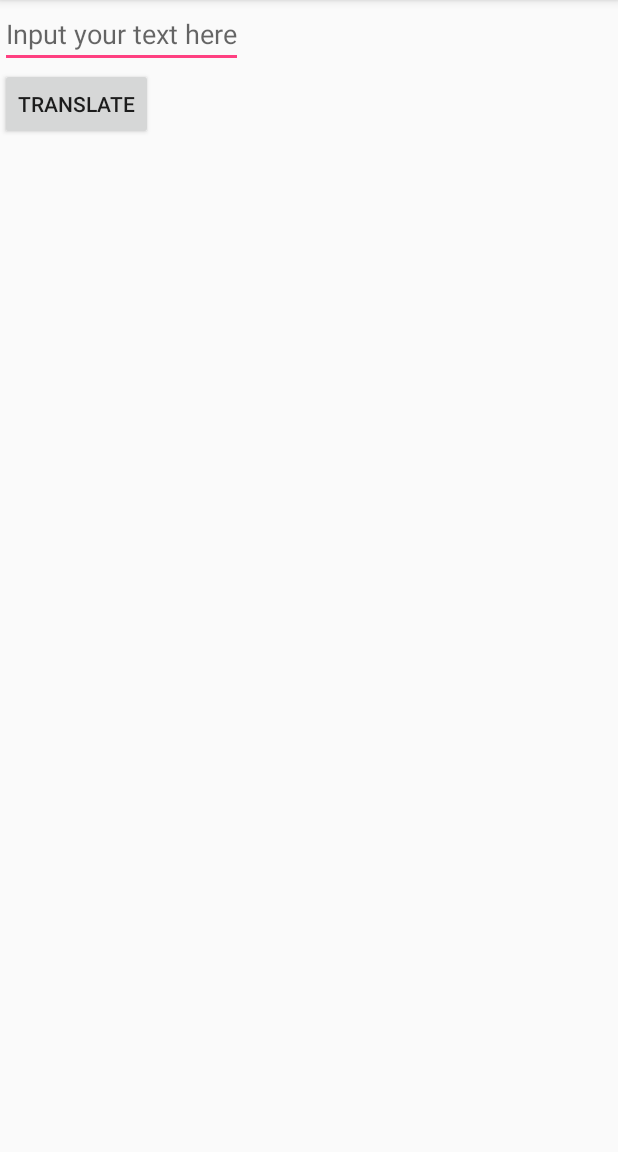
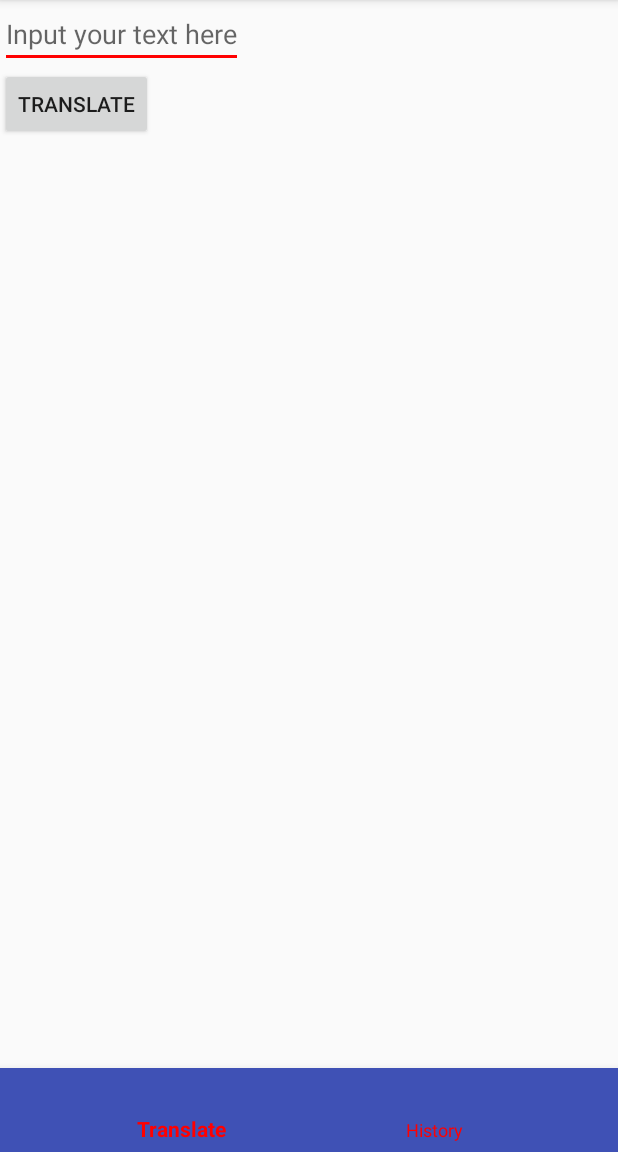
Before and after one commit to v1sar/translator, an Android app: the screen it shows after launch (TranslatorActivity before the commit, MainActivity after it), on a phone screen of 412 x 824 dp, the part 84-1236 px from its top. Run offline under Robolectric (Android 15) with nearby library versions, the phone set to English and light mode, and no system bars; our stand-ins replace ButterKnife, Dagger/Hilt's generated code, Room's generated code, RxJava.

Commit message:
1. Refactored to fragments 2. added history fragment 3. minor changes to UI --- TODO: do proper layers for history fragment

```diff
--- a/app/src/main/AndroidManifest.xml
+++ b/app/src/main/AndroidManifest.xml
@@ -12,13 +12,12 @@
         android:supportsRtl="true"
         android:theme="@style/AppTheme">
 
-        <activity android:name=".ui.views.TranslatorActivity">
+        <activity android:name=".ui.MainActivity">
             <intent-filter>
                 <action android:name="android.intent.action.MAIN" />
                 <category android:name="android.intent.category.LAUNCHER" />
             </intent-filter>
         </activity>
-
     </application>
 
 </manifest>
--- a/app/src/main/java/ru/dmitriy/translator/dagger/translator/TranslatorComponent.java
+++ b/app/src/main/java/ru/dmitriy/translator/dagger/translator/TranslatorComponent.java
@@ -1,7 +1,8 @@
 package ru.dmitriy.translator.dagger.translator;
 
 import dagger.Subcomponent;
-import ru.dmitriy.translator.ui.views.TranslatorActivity;
+import ru.dmitriy.translator.ui.views.HistoryFragment;
+import ru.dmitriy.translator.ui.views.TranslatorFragment;
 
 /**
  * Created by Dmitriy on 03.12.2017.
@@ -11,6 +12,7 @@ import ru.dmitriy.translator.ui.views.TranslatorActivity;
 @TranslatorScope
 public interface TranslatorComponent {
 
-    void inject(TranslatorActivity translatorActivity);
+    void inject(TranslatorFragment translatorFragment);
 
+    void inject(HistoryFragment historyFragment);
 }
--- a/app/src/main/java/ru/dmitriy/translator/data/repositories/db/translate/TranslatedWordDao.java
+++ b/app/src/main/java/ru/dmitriy/translator/data/repositories/db/translate/TranslatedWordDao.java
@@ -5,6 +5,9 @@ import android.arch.persistence.room.Delete;
 import android.arch.persistence.room.Insert;
 import android.arch.persistence.room.Query;
 
+import java.util.List;
+
+import io.reactivex.Flowable;
 import io.reactivex.Single;
 
 
@@ -21,7 +24,7 @@ public interface TranslatedWordDao {
     void delete(TranslatedWord translatedWord);
 
     @Query("SELECT * FROM translatedword")
-    Single<TranslatedWord> getAllTranslatedWords();
+    Flowable<List<TranslatedWord>> getAllTranslatedWords();
 
     @Query("SELECT * FROM translatedword WHERE word LIKE :w")
     Single<TranslatedWord> getWordTranslation(String w);
--- /dev/null
+++ b/app/src/main/java/ru/dmitriy/translator/ui/MainActivity.java
@@ -0,0 +1,83 @@
+package ru.dmitriy.translator.ui;
+
+import android.os.Bundle;
+import android.support.design.widget.BottomNavigationView;
+import android.support.v4.view.ViewPager;
+import android.support.v7.app.AppCompatActivity;
+import android.view.MenuItem;
+
+import ru.dmitriy.translator.R;
+import ru.dmitriy.translator.ui.adapters.ViewPagerAdapter;
+import ru.dmitriy.translator.ui.views.HistoryFragment;
+import ru.dmitriy.translator.ui.views.TranslatorFragment;
+
+/**
+ * Created by Dmitriy on 05.01.2018.
+ */
+
+public class MainActivity extends AppCompatActivity {
+
+    private ViewPager viewPager;
+
+    TranslatorFragment translatorFragment;
+    HistoryFragment historyFragment;
+    MenuItem prevMenuItem;
+
+    @Override
+    protected void onCreate(Bundle savedInstanceState) {
+        super.onCreate(savedInstanceState);
+        setContentView(R.layout.main_activity);
+        BottomNavigationView bottomNavigationView = findViewById(R.id.navigation);
+        viewPager = findViewById(R.id.viewpager);
+
+
+        bottomNavigationView.setOnNavigationItemSelectedListener(item -> {
+            switch (item.getItemId()) {
+                case R.id.action_item1:
+                    viewPager.setCurrentItem(0);
+                    break;
+                case R.id.action_item2:
+                    viewPager.setCurrentItem(1);
+                    break;
+            }
+            return true;
+        });
+
+        viewPager.addOnPageChangeListener(new ViewPager.OnPageChangeListener() {
+            @Override
+            public void onPageScrolled(int position, float positionOffset, int positionOffsetPixels) {
+
+            }
+
+            @Override
+            public void onPageSelected(int position) {
+                if (prevMenuItem != null) {
+                    prevMenuItem.setChecked(false);
+                }
+                else
+                {
+                    bottomNavigationView.getMenu().getItem(0).setChecked(false);
+                }
+                bottomNavigationView.getMenu().getItem(position).setChecked(true);
+                prevMenuItem = bottomNavigationView.getMenu().getItem(position);
+
+            }
+
+            @Override
+            public void onPageScrollStateChanged(int state) {
+
+            }
+        });
+        setupViewPager(viewPager);
+    }
+
+
+    private void setupViewPager(ViewPager viewPager) {
+        ViewPagerAdapter adapter = new ViewPagerAdapter(getSupportFragmentManager());
+        translatorFragment = new TranslatorFragment();
+        historyFragment = new HistoryFragment();
+        adapter.addFragment(translatorFragment);
+        adapter.addFragment(historyFragment);
+        viewPager.setAdapter(adapter);
+    }
+}
--- /dev/null
+++ b/app/src/main/java/ru/dmitriy/translator/ui/adapters/HistoryAdapter.java
@@ -0,0 +1,61 @@
+package ru.dmitriy.translator.ui.adapters;
+
+import android.content.Context;
+import android.support.v7.widget.RecyclerView;
+import android.view.LayoutInflater;
+import android.view.View;
+import android.view.ViewGroup;
+import android.widget.CheckBox;
+import android.widget.TextView;
+
+import java.util.List;
+
+import ru.dmitriy.translator.R;
+import ru.dmitriy.translator.data.repositories.db.translate.TranslatedWord;
+
+/**
+ * Created by Dmitriy on 05.01.2018.
+ */
+
+public class HistoryAdapter extends RecyclerView.Adapter<HistoryAdapter.WordViewHolder> {
+
+    private List<TranslatedWord> wordsList;
+
+    public HistoryAdapter(List<TranslatedWord> wordsList) {
+        this.wordsList = wordsList;
+    }
+
+    @Override
+    public HistoryAdapter.WordViewHolder onCreateViewHolder(ViewGroup parent, int viewType) {
+        View itemView = LayoutInflater.from(parent.getContext())
+                .inflate(R.layout.translated_row, parent, false);
+        return new WordViewHolder(itemView);
+    }
+
+
+    public void onBindViewHolder(HistoryAdapter.WordViewHolder holder, int position) {
+        final TranslatedWord word = wordsList.get(position);
+        holder.toTranslate.setText(word.getWord());
+        holder.translated.setText(word.getTranslated());
+        holder.direction.setText(word.getDirection());
+        holder.isFav.setChecked(false);
+    }
+
+    @Override
+    public int getItemCount() {
+        return wordsList.size();
+    }
+
+    class WordViewHolder extends RecyclerView.ViewHolder {
+        private TextView toTranslate, translated, direction;
+        private CheckBox isFav;
+
+        public WordViewHolder(View itemView) {
+            super(itemView);
+            toTranslate = itemView.findViewById(R.id.word_to_translate);
+            translated = itemView.findViewById(R.id.translated_word);
+            direction =  itemView.findViewById(R.id.translate_dir);
+            isFav = itemView.findViewById(R.id.favourite_word);
+        }
+    }
+}
--- /dev/null
+++ b/app/src/main/java/ru/dmitriy/translator/ui/adapters/ViewPagerAdapter.java
@@ -0,0 +1,33 @@
+package ru.dmitriy.translator.ui.adapters;
+
+import android.support.v4.app.Fragment;
+import android.support.v4.app.FragmentManager;
+import android.support.v4.app.FragmentPagerAdapter;
+
+import java.util.ArrayList;
+import java.util.List;
+
+/**
+ * Created by Dmitriy on 06.01.2018.
+ */
+
+public class ViewPagerAdapter extends FragmentPagerAdapter {
+    private final List<Fragment> mFragmentList = new ArrayList<>();
+
+    public ViewPagerAdapter(FragmentManager manager) {
+        super(manager);
+    }
+    @Override
+    public Fragment getItem(int position) {
+        return mFragmentList.get(position);
+    }
+
+    @Override
+    public int getCount() {
+        return mFragmentList.size();
+    }
+
+    public void addFragment(Fragment fragment) {
+        mFragmentList.add(fragment);
+    }
+}
--- /dev/null
+++ b/app/src/main/java/ru/dmitriy/translator/ui/views/HistoryFragment.java
@@ -0,0 +1,92 @@
+package ru.dmitriy.translator.ui.views;
+
+import android.arch.persistence.room.Room;
+import android.os.Bundle;
+import android.support.annotation.Nullable;
+import android.support.v4.app.Fragment;
+import android.support.v7.widget.LinearLayoutManager;
+import android.support.v7.widget.RecyclerView;
+import android.view.LayoutInflater;
+import android.view.View;
+import android.view.ViewGroup;
+
+import java.util.ArrayList;
+import java.util.List;
+
+import javax.inject.Inject;
+
+import butterknife.BindView;
+import butterknife.ButterKnife;
+import io.reactivex.Flowable;
+import io.reactivex.android.schedulers.AndroidSchedulers;
+import io.reactivex.schedulers.Schedulers;
+import ru.dmitriy.translator.MyApplication;
+import ru.dmitriy.translator.R;
+import ru.dmitriy.translator.dagger.translator.TranslatorModule;
+import ru.dmitriy.translator.data.repositories.db.AppDatabase;
+import ru.dmitriy.translator.data.repositories.db.translate.TranslatedWord;
+import ru.dmitriy.translator.ui.adapters.HistoryAdapter;
+
+/**
+ * Created by Dmitriy on 05.01.2018.
+ */
+
+public class HistoryFragment extends Fragment{
+
+    @Inject
+    AppDatabase appDatabase;
+
+
+    @BindView(R.id.recycler_view_hist)
+    RecyclerView recyclerView;
+
+    private LinearLayoutManager  mLayoutManager;
+    private HistoryAdapter historyAdapter;
+    private List<TranslatedWord> wordsList = new ArrayList<>();
+
+    @Override
+    public void onCreate(@Nullable Bundle savedInstanceState) {
+        super.onCreate(savedInstanceState);
+        MyApplication.getAppComponent().plus(new TranslatorModule()).inject(this);
+    }
+
+    @Nullable
+    @Override
+    public View onCreateView(LayoutInflater inflater, @Nullable ViewGroup container, @Nullable Bundle savedInstanceState) {
+        View view = inflater.inflate(R.layout.history_fragment, container, false);
+        ButterKnife.bind(this, view);
+        return view;
+    }
+
+    @Override
+    public void onViewCreated(View view, @Nullable Bundle savedInstanceState) {
+        super.onViewCreated(view, savedInstanceState);
+        historyAdapter = new HistoryAdapter(wordsList);
+        mLayoutManager = new LinearLayoutManager(getContext());
+        mLayoutManager.setReverseLayout(true);
+        mLayoutManager.setStackFromEnd(true);
+        recyclerView.setLayoutManager(mLayoutManager);
+        recyclerView.setAdapter(historyAdapter);
+        updateTranslations();
+    }
+
+    void updateTranslations(){
+//        Room.databaseBuilder(getContext(),
+//                AppDatabase.class, "words-db-test").build()
+        appDatabase
+                .getTranslatedWordDao()
+                .getAllTranslatedWords()
+                .flatMap(Flowable::fromIterable)
+                .subscribeOn(Schedulers.computation())
+                .observeOn(AndroidSchedulers.mainThread())
+                .subscribe(v -> {
+                            if (!wordsList.contains(v)) {
+                                wordsList.add(v);
+                                System.out.println(v.getWord());
+                                historyAdapter.notifyItemChanged(wordsList.size());
+                            }
+                        },
+                        e -> System.out.println("error: " + e),
+                        () -> System.out.println("THATS ALL"));
+    }
+}
--- a/app/src/main/java/ru/dmitriy/translator/ui/views/ITranslatorView.java
+++ b/app/src/main/java/ru/dmitriy/translator/ui/views/ITranslatorView.java
@@ -4,7 +4,7 @@ package ru.dmitriy.translator.ui.views;
  * Created by Dmitriy on 26.11.2017.
  */
 
-public interface ITranslatorView {
+public interface ITranslatorView{
     void showLoading();
     void stopLoading();
     void onTranslateDone(String transalate);
--- a/app/src/main/java/ru/dmitriy/translator/ui/views/TranslatorActivity.java
+++ b/app/src/main/java/ru/dmitriy/translator/ui/views/TranslatorFragment.java
@@ -2,8 +2,10 @@ package ru.dmitriy.translator.ui.views;
 
 import android.os.Bundle;
 import android.support.annotation.Nullable;
-import android.support.v7.app.AppCompatActivity;
-import android.support.v7.widget.AppCompatButton;
+import android.support.v4.app.Fragment;
+import android.view.LayoutInflater;
+import android.view.View;
+import android.view.ViewGroup;
 import android.widget.EditText;
 import android.widget.ProgressBar;
 import android.widget.TextView;
@@ -15,42 +17,54 @@ import butterknife.ButterKnife;
 import butterknife.OnClick;
 import ru.dmitriy.translator.MyApplication;
 import ru.dmitriy.translator.R;
+
 import ru.dmitriy.translator.dagger.translator.TranslatorModule;
 import ru.dmitriy.translator.ui.presenters.ITranslatorPresenter;
 
+
 /**
- * Created by Dmitriy on 26.11.2017.
+ * Created by Dmitriy on 05.01.2018.
  */
 
-public class TranslatorActivity extends AppCompatActivity implements ITranslatorView {
+public class TranslatorFragment extends Fragment implements ITranslatorView{
 
     @Inject
     ITranslatorPresenter translatorPresenter;
 
-    @BindView(R.id.loading_bar) ProgressBar loadingBar;
-    @BindView(R.id.translated_text) TextView translatedText;
-    @BindView(R.id.text_to_translate) EditText textToTranslate;
-
-    @Override
-    protected void onCreate(@Nullable Bundle savedInstanceState) {
-        super.onCreate(savedInstanceState);
-        setContentView(R.layout.translator_activity);
-        MyApplication.getAppComponent().plus(new TranslatorModule()).inject(this);
-        ButterKnife.bind(this);
-    }
+    @BindView(R.id.loading_bar)
+    ProgressBar loadingBar;
+    @BindView(R.id.translated_text)
+    TextView translatedText;
+    @BindView(R.id.text_to_translate)
+    EditText textToTranslate;
 
     @OnClick(R.id.translate_btn) void makeTranslate() {
         translatorPresenter.doTranslate(textToTranslate.getText().toString());
     }
 
     @Override
-    protected void onResume() {
-        super.onResume();
+    public void onCreate(@Nullable Bundle savedInstanceState) {
+        super.onCreate(savedInstanceState);
+        MyApplication.getAppComponent().plus(new TranslatorModule()).inject(this);
+    }
+
+
+    @Nullable
+    @Override
+    public View onCreateView(LayoutInflater inflater, @Nullable ViewGroup container, @Nullable Bundle savedInstanceState) {
+        View view = inflater.inflate(R.layout.translator_fragment, container, false);
+        ButterKnife.bind(this, view);
+        return view;
+    }
+
+    @Override
+    public void onViewCreated(View view, @Nullable Bundle savedInstanceState) {
+        super.onViewCreated(view, savedInstanceState);
         translatorPresenter.bindView(this);
     }
 
     @Override
-    protected void onDestroy() {
+    public void onDestroy() {
         super.onDestroy();
         translatorPresenter.unbindView();
     }
--- /dev/null
+++ b/app/src/main/res/layout/main_activity.xml
@@ -0,0 +1,37 @@
+<?xml version="1.0" encoding="utf-8"?>
+<RelativeLayout
+    android:id="@+id/activity_main"
+    xmlns:android="http://schemas.android.com/apk/res/android"
+    xmlns:app="http://schemas.android.com/apk/res-auto"
+    xmlns:tools="http://schemas.android.com/tools"
+    android:layout_width="match_parent"
+    android:layout_height="match_parent"
+    tools:context=".ui.MainActivity">
+
+    <FrameLayout
+        android:id="@+id/frame_layout"
+        android:layout_width="match_parent"
+        android:layout_height="match_parent"
+        android:layout_above="@+id/navigation"
+        android:animateLayoutChanges="true">
+
+    </FrameLayout>
+
+    <android.support.design.widget.BottomNavigationView
+        android:id="@+id/navigation"
+        android:layout_width="match_parent"
+        android:layout_height="wrap_content"
+        android:layout_alignParentBottom="true"
+        android:background="@color/colorPrimary"
+        app:itemTextColor="@color/colorAccent"
+        app:menu="@menu/bottom_navigation_menu" />
+
+    <android.support.v4.view.ViewPager
+        android:id="@+id/viewpager"
+        android:layout_width="match_parent"
+        android:layout_height="match_parent"
+        android:layout_above="@id/navigation"
+        android:layout_alignParentTop="true"
+        app:layout_behavior="@string/appbar_scrolling_view_behavior" />
+
+</RelativeLayout>
--- a/app/src/main/res/layout/translator_activity.xml
+++ b/app/src/main/res/layout/translator_fragment.xml
@@ -29,4 +29,5 @@
         android:layout_width="wrap_content"
         android:layout_height="wrap_content"
         android:layout_below="@id/translate_btn"/>
+
 </RelativeLayout>
--- /dev/null
+++ b/app/src/main/res/menu/bottom_navigation_menu.xml
@@ -0,0 +1,9 @@
+<?xml version="1.0" encoding="utf-8"?>
+<menu xmlns:android="http://schemas.android.com/apk/res/android">
+        <item
+            android:id="@+id/action_item1"
+            android:title="@string/translator_fragment_text"/>
+        <item
+            android:id="@+id/action_item2"
+            android:title="@string/history_fragment_text"/>
+</menu>
--- a/app/src/main/res/values/colors.xml
+++ b/app/src/main/res/values/colors.xml
@@ -2,5 +2,5 @@
 <resources>
     <color name="colorPrimary">#3F51B5</color>
     <color name="colorPrimaryDark">#303F9F</color>
-    <color name="colorAccent">#FF4081</color>
+    <color name="colorAccent">#FF0000</color>
 </resources>
--- a/app/src/main/res/values/strings.xml
+++ b/app/src/main/res/values/strings.xml
@@ -3,4 +3,6 @@
     <string name="transalte_btn">Translate</string>
     <string name="input_text_here">Input your text here</string>
     <string name="check_internet_connection">CHECK INTERNET CONNECTION</string>
+    <string name="history_fragment_text">History</string>
+    <string name="translator_fragment_text">Translate</string>
 </resources>
```
Also changed, not shown: app/build.gradle (+7 -0 lines), app/src/main/java/ru/dmitriy/translator/data/repositories/db/translate/TranslatedWord.java (+21 -0 lines), app/src/main/res/layout/history_fragment.xml (added, +13 -0 lines), app/src/main/res/layout/translated_row.xml (added, +37 -0 lines).
